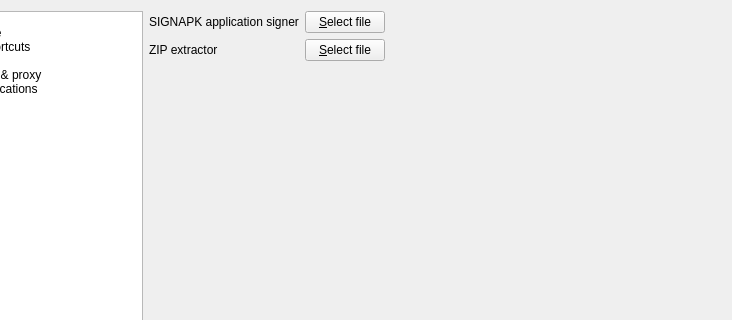
This is src/gui/formsettings.ui in BuildmLearn/BuildmLearn-Toolkit as Qt 5 draws it before an edit; both pictures show x 88 to 820 and y 0 to 320 of the 820 by 427 pixel window. The edited form follows.
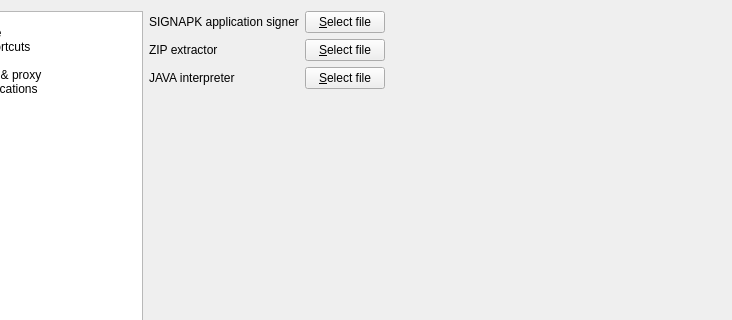
This is the edited form. Custom widgets are drawn as their Qt base class.

```diff
--- a/src/gui/formsettings.ui
+++ b/src/gui/formsettings.ui
@@ -698,6 +698,37 @@
          </item>
         </layout>
        </item>
+       <item row="2" column="0">
+        <widget class="QLabel" name="label_9">
+         <property name="text">
+          <string>JAVA interpreter</string>
+         </property>
+        </widget>
+       </item>
+       <item row="2" column="1">
+        <layout class="QHBoxLayout" name="horizontalLayout_11">
+         <item>
+          <widget class="QPushButton" name="m_btnSelectZip_2">
+           <property name="text">
+            <string>&amp;Select file</string>
+           </property>
+          </widget>
+         </item>
+         <item>
+          <widget class="LabelWithStatus" name="m_lblExternalJava" native="true">
+           <property name="sizePolicy">
+            <sizepolicy hsizetype="Expanding" vsizetype="Preferred">
+             <horstretch>0</horstretch>
+             <verstretch>0</verstretch>
+            </sizepolicy>
+           </property>
+           <property name="layoutDirection">
+            <enum>Qt::RightToLeft</enum>
+           </property>
+          </widget>
+         </item>
+        </layout>
+       </item>
       </layout>
      </widget>
     </widget>
```
Left out of the diff: 20 changed lines with no effect on the pictures.
